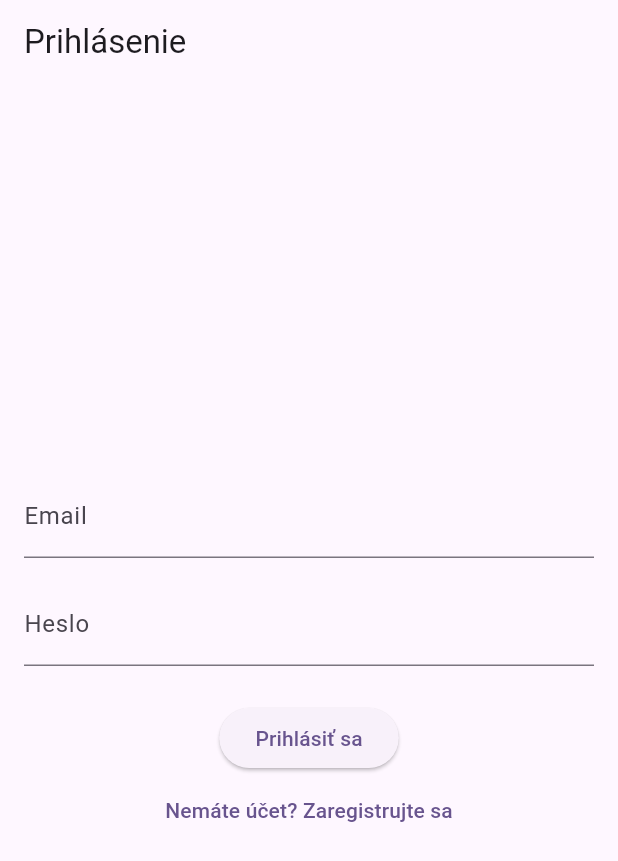
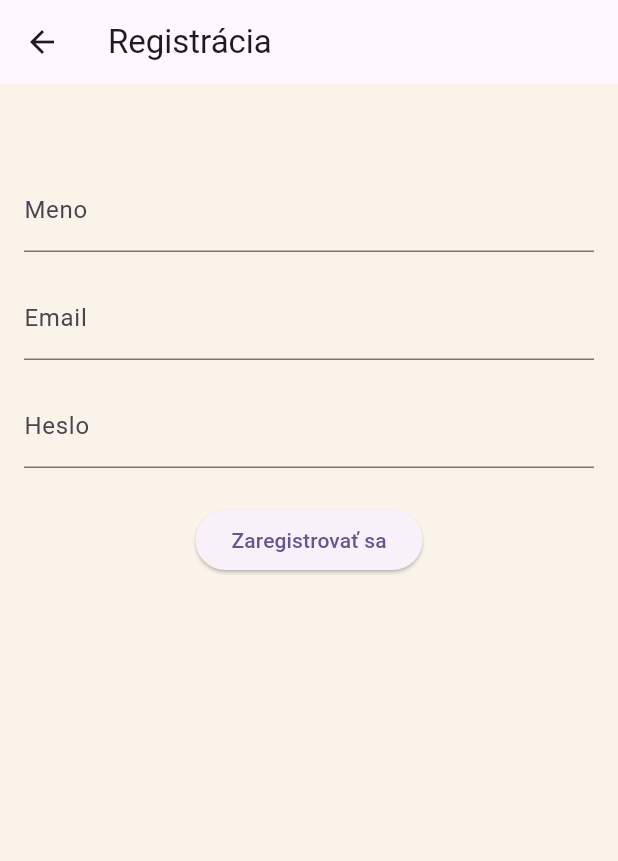
Before and after one commit to botkovaz-web/nestory, a Flutter app: the screen it shows after launch, after a tap on "Nemáte účet? Zaregistrujte sa", on a phone screen of 412 x 824 dp. Shown: the top 861 px of the screen. Run offline on Flutter 3.47's test engine with Material 3 defaults, Android fonts, the phone set to English and light mode, and no system bars; our stand-ins replace cloud_firestore, firebase_auth, firebase_core; accounts and stored records are empty.

Commit message:
firebase, registracia, login

```diff
--- a/lib/main.dart
+++ b/lib/main.dart
@@ -1,6 +1,8 @@
 import 'package:flutter/material.dart';
 import 'package:firebase_core/firebase_core.dart';
+import 'package:firebase_auth/firebase_auth.dart';
 import 'screens/login_screen.dart';
+import 'screens/home_screen.dart';
 
 void main() async {
   WidgetsFlutterBinding.ensureInitialized();
@@ -9,7 +11,6 @@ void main() async {
     await Firebase.initializeApp();
   } catch (e) {
     print('Firebase initialization error: $e');
-    // Ak Firebase ešte nie je nakonfigurovaný, aplikácia môže zlyhať pri volaní Firebase služieb.
   }
 
   runApp(const NestoryApp());
@@ -25,8 +26,36 @@ class NestoryApp extends StatelessWidget {
       theme: ThemeData(
         colorScheme: ColorScheme.fromSeed(seedColor: Colors.deepPurple),
         useMaterial3: true,
+        scaffoldBackgroundColor: const Color(0xFFF9F3EA),
       ),
-      home: const LoginScreen(),
+      home: const AuthWrapper(),
     );
   }
 }
+
+class AuthWrapper extends StatelessWidget {
+  const AuthWrapper({super.key});
+
+  @override
+  Widget build(BuildContext context) {
+    // Tento widget počúva na zmeny v prihlásení
+    return StreamBuilder<User?>(
+      stream: FirebaseAuth.instance.authStateChanges(),
+      builder: (context, snapshot) {
+        // Ak sa dáta načítavajú
+        if (snapshot.connectionState == ConnectionState.waiting) {
+          return const Scaffold(
+            body: Center(child: CircularProgressIndicator()),
+          );
+        }
+
+        // Ak je používateľ prihlásený, vráť HomeScreen, inak LoginScreen
+        if (snapshot.hasData) {
+          return const HomeScreen();
+        } else {
+          return const LoginScreen();
+        }
+      },
+    );
+  }
+}
--- a/lib/screens/login_screen.dart
+++ b/lib/screens/login_screen.dart
@@ -1,5 +1,6 @@
 import 'package:flutter/material.dart';
 import 'package:firebase_auth/firebase_auth.dart';
+import 'register_screen.dart';
 
 class LoginScreen extends StatefulWidget {
   const LoginScreen({super.key});
@@ -14,19 +15,26 @@ class _LoginScreenState extends State<LoginScreen> {
   bool _isLoading = false;
 
   Future<void> _login() async {
+    if (_emailController.text.isEmpty || _passwordController.text.isEmpty) {
+      ScaffoldMessenger.of(context).showSnackBar(
+        const SnackBar(content: Text('Zadajte email a heslo')),
+      );
+      return;
+    }
+
     setState(() => _isLoading = true);
     try {
       await FirebaseAuth.instance.signInWithEmailAndPassword(
         email: _emailController.text.trim(),
         password: _passwordController.text.trim(),
       );
-      // TODO: Navigovať na domovskú obrazovku po úspešnom prihlásení
+      // TODO: Navigovať na domovskú obrazovku
     } on FirebaseAuthException catch (e) {
       ScaffoldMessenger.of(context).showSnackBar(
         SnackBar(content: Text(e.message ?? 'Chyba pri prihlásení')),
       );
     } finally {
-      setState(() => _isLoading = false);
+      if (mounted) setState(() => _isLoading = false);
     }
   }
 
@@ -59,7 +67,10 @@ class _LoginScreenState extends State<LoginScreen> {
                   ),
             TextButton(
               onPressed: () {
-                // TODO: Navigovať na registráciu
+                Navigator.push(
+                  context,
+                  MaterialPageRoute(builder: (context) => const RegisterScreen()),
+                );
               },
               child: const Text('Nemáte účet? Zaregistrujte sa'),
             ),
--- /dev/null
+++ b/lib/screens/register_screen.dart
@@ -0,0 +1,105 @@
+import 'package:flutter/material.dart';
+import 'package:firebase_auth/firebase_auth.dart';
+import 'package:cloud_firestore/cloud_firestore.dart';
+
+class RegisterScreen extends StatefulWidget {
+  const RegisterScreen({super.key});
+
+  @override
+  State<RegisterScreen> createState() => _RegisterScreenState();
+}
+
+class _RegisterScreenState extends State<RegisterScreen> {
+  final _emailController = TextEditingController();
+  final _passwordController = TextEditingController();
+  final _nameController = TextEditingController();
+  bool _isLoading = false;
+
+  Future<void> _register() async {
+    if (_emailController.text.isEmpty || _passwordController.text.isEmpty || _nameController.text.isEmpty) {
+      ScaffoldMessenger.of(context).showSnackBar(
+        const SnackBar(content: Text('Prosím, vyplňte všetky údaje')),
+      );
+      return;
+    }
+
+    setState(() => _isLoading = true);
+    try {
+      // 1. Vytvorenie používateľa v Authentication
+      UserCredential userCredential = await FirebaseAuth.instance.createUserWithEmailAndPassword(
+        email: _emailController.text.trim(),
+        password: _passwordController.text.trim(),
+      );
+
+      // 2. Uloženie dodatočných údajov do Firestore
+      await FirebaseFirestore.instance.collection('users').doc(userCredential.user!.uid).set({
+        'uid': userCredential.user!.uid,
+        'name': _nameController.text.trim(),
+        'email': _emailController.text.trim(),
+        'createdAt': FieldValue.serverTimestamp(),
+      });
+
+      if (mounted) {
+        Navigator.pop(context); // Návrat na login po úspešnej registrácii
+        ScaffoldMessenger.of(context).showSnackBar(
+          const SnackBar(content: Text('Účet bol úspešne vytvorený!')),
+        );
+      }
+    } on FirebaseAuthException catch (e) {
+      ScaffoldMessenger.of(context).showSnackBar(
+        SnackBar(content: Text(e.message ?? 'Chyba pri registrácii')),
+      );
+    } finally {
+      if (mounted) setState(() => _isLoading = false);
+    }
+  }
+
+  @override
+  Widget build(BuildContext context) {
+    return Scaffold(
+      appBar: AppBar(title: const Text('Registrácia')),
+      body: Padding(
+        padding: const EdgeInsets.all(16.0),
+        child: SingleChildScrollView(
+          child: Column(
+            mainAxisAlignment: MainAxisAlignment.center,
+            children: [
+              const SizedBox(height: 40),
+              TextField(
+                controller: _nameController,
+                decoration: const InputDecoration(labelText: 'Meno'),
+              ),
+              const SizedBox(height: 16),
+              TextField(
+                controller: _emailController,
+                decoration: const InputDecoration(labelText: 'Email'),
+                keyboardType: TextInputType.emailAddress,
+              ),
+              const SizedBox(height: 16),
+              TextField(
+                controller: _passwordController,
+                decoration: const InputDecoration(labelText: 'Heslo'),
+                obscureText: true,
+              ),
+              const SizedBox(height: 24),
+              _isLoading
+                  ? const CircularProgressIndicator()
+                  : ElevatedButton(
+                      onPressed: _register,
+                      child: const Text('Zaregistrovať sa'),
+                    ),
+            ],
+          ),
+        ),
+      ),
+    );
+  }
+
+  @override
+  void dispose() {
+    _nameController.dispose();
+    _emailController.dispose();
+    _passwordController.dispose();
+    super.dispose();
+  }
+}
```
Also changed, not shown: lib/screens/home_screen.dart (added, +55 -0 lines), moj_vystup.txt (+5 -15 lines), 7 other files.
